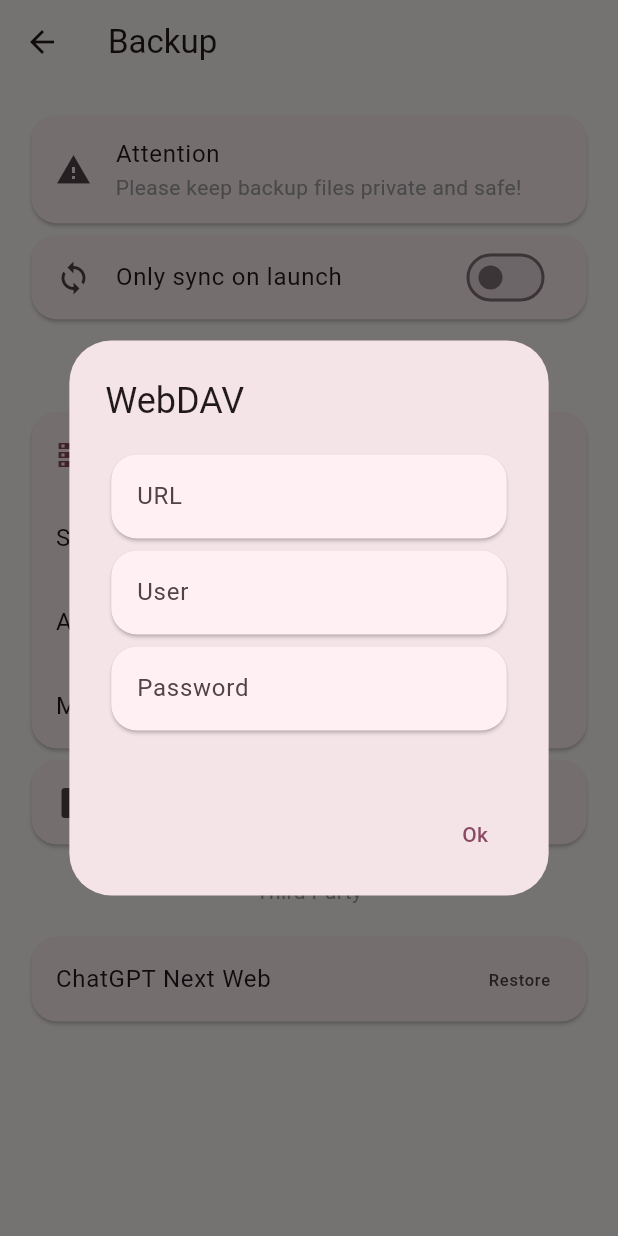
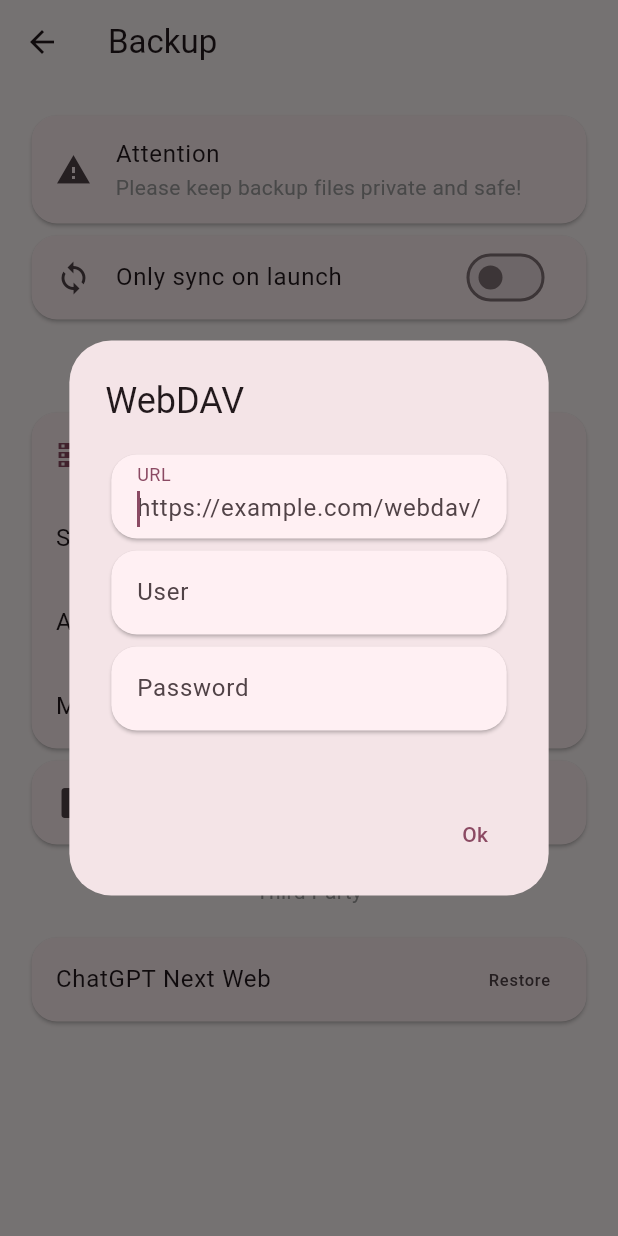
Before and after one commit to lollipopkit/flutter_gpt_box, a Flutter app: the BackupPage screen opened directly, after a tap on "WebDAV", after a tap on "Settings", on a phone screen of 412 x 824 dp. Run offline on Flutter 3.47's test engine with Material 3 defaults, Android fonts, the phone set to English and light mode, and no system bars; our stand-ins replace after_layout, audioplayers, cross_file, dio, file_picker, flutter_highlight and 7 more; missing offline and left inert: choice, countly_flutter, dart_openai, flutter_markdown_latex, icloud_storage, markdown and 6 more; accounts and stored records are empty; generated files the repository leaves out were written again.

Commit message:
opt.: `input`

```diff
--- a/lib/view/page/backup/func/webdav.dart
+++ b/lib/view/page/backup/func/webdav.dart
@@ -109,7 +109,28 @@ Future<void> _onTapWebdavSetting(BuildContext context) async {
   final pwdCtrl = TextEditingController(
     text: Stores.setting.webdavPwd.fetch(),
   );
-  final result = await context.showRoundDialog<bool>(
+
+  void onSubmit() async {
+    final err = await context.showLoadingDialog(fn: () async {
+      return await Webdav.test(urlCtrl.text, userCtrl.text, pwdCtrl.text);
+    });
+    if (err == null) {
+      context.pop();
+      context.showSnackBar(l10n.success);
+      Webdav.changeClient(urlCtrl.text, userCtrl.text, pwdCtrl.text);
+      return;
+    }
+    context.showRoundDialog(
+      title: l10n.error,
+      child: Text(err),
+      actions: Btns.oks(onTap: () => context.pop()),
+    );
+  }
+
+  final userNode = FocusNode();
+  final pwdNode = FocusNode();
+
+  await context.showRoundDialog<bool>(
     title: 'WebDAV',
     child: Column(
       mainAxisSize: MainAxisSize.min,
@@ -118,27 +139,23 @@ Future<void> _onTapWebdavSetting(BuildContext context) async {
           label: 'URL',
           hint: 'https://example.com/webdav/',
           controller: urlCtrl,
+          autoFocus: true,
+          onSubmitted: (p0) => userNode.requestFocus(),
         ),
         Input(
           label: l10n.user,
           controller: userCtrl,
+          node: userNode,
+          onSubmitted: (p0) => pwdNode.requestFocus(),
         ),
         Input(
           label: l10n.passwd,
           controller: pwdCtrl,
+          node: pwdNode,
+          onSubmitted: (p0) => onSubmit(),
         ),
       ],
     ),
-    actions: Btns.oks(onTap: () => context.pop(true)),
+    actions: Btns.oks(onTap: onSubmit),
   );
-  if (result == true) {
-    final result = await Webdav.test(urlCtrl.text, userCtrl.text, pwdCtrl.text);
-    if (result == null) {
-      context.showSnackBar(l10n.success);
-    } else {
-      context.showSnackBar(result);
-      return;
-    }
-    Webdav.changeClient(urlCtrl.text, userCtrl.text, pwdCtrl.text);
-  }
 }
```
Also changed, not shown: lib/core/ext/value_notifier.dart (line endings or trailing spaces).
